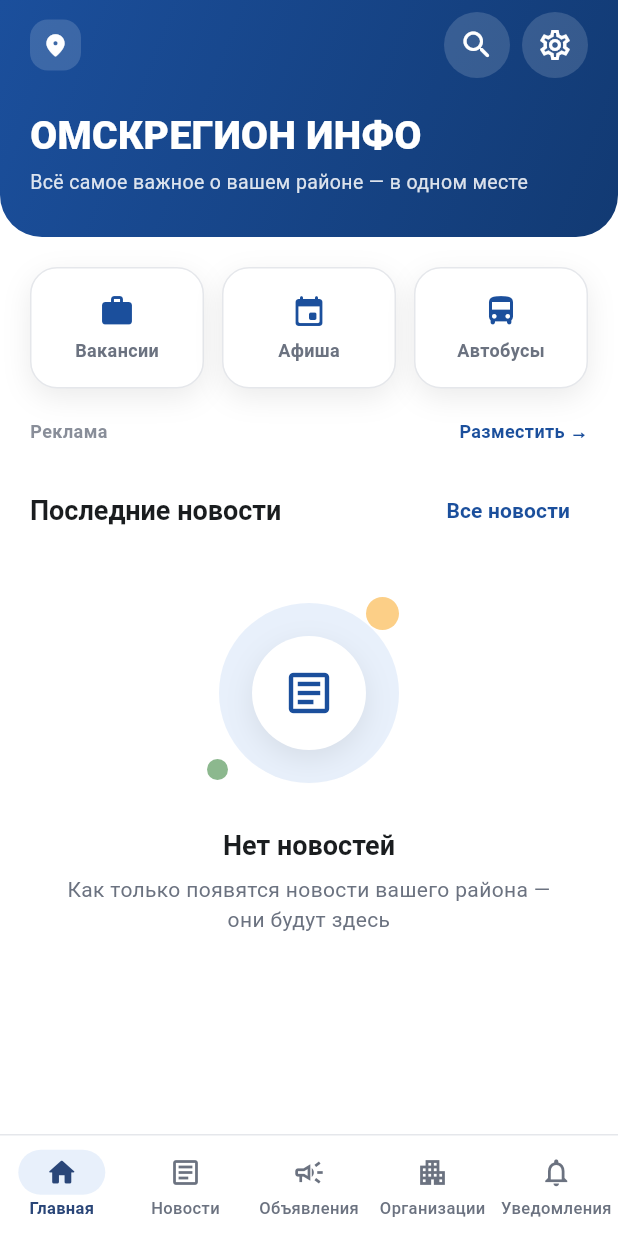
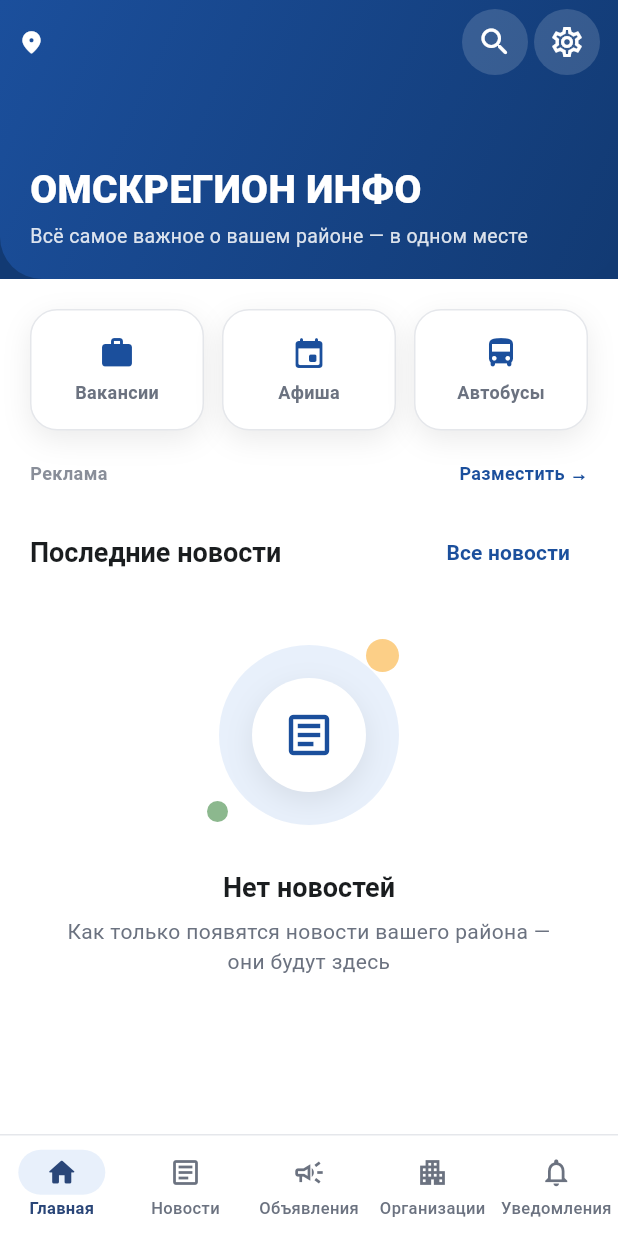
Before and after one commit to Ivan432123/omsk-region-info, a Flutter app: the HomeScreen screen opened by its route, on a phone screen of 412 x 824 dp. Run offline on Flutter 3.47's test engine with Material 3 defaults, Android fonts, the phone set to English and light mode, and no system bars; our stand-ins replace cached_network_image, cloud_firestore, equatable, firebase_core, firebase_messaging, flutter_riverpod and 6 more; accounts and stored records are empty.

Commit message:
feat: схлопывающаяся шапка Главной + поиск на экране Организаций
Шапка Главной переведена с Container на SliverAppBar(pinned): при
скролле вниз крупный баннер "ОМСКРЕГИОН ИНФО" схлопывается в тонкую
полосу, а район/поиск/настройки остаются на месте — постоянные
пользователи быстрее добираются до контента, не разглядывая всякий
раз брендинг.

На экране "Организации" не было входа в поиск (SearchScreen уже умеет
искать по организациям, но добраться до него можно было только через
Главную) — добавлена иконка поиска в AppBar, как на Главной/Новостях.

Co-Authored-By: Claude Sonnet 5 <noreply@anthropic.com>

```diff
--- a/lib/features/home/home_screen.dart
+++ b/lib/features/home/home_screen.dart
@@ -50,12 +50,10 @@ class HomeScreen extends ConsumerWidget {
             // гарантировано.
             physics: const AlwaysScrollableScrollPhysics(),
             slivers: [
-              SliverToBoxAdapter(
-                child: _HeroHeader(
+              _HeroHeader(
                 districtName: district.name ?? '',
                 onSearchTap: () => context.push('/search'),
                 onSettingsTap: () => context.push('/settings'),
-                ),
               ),
               SliverToBoxAdapter(
                 child: Padding(
@@ -523,6 +521,14 @@ class _HorizontalStripSkeleton extends StatelessWidget {
   }
 }
 
+/// Шапка Главной — теперь SliverAppBar, а не статичный блок: при скролле
+/// вниз крупный баннер (заголовок + подпись) сжимается в тонкую полосу,
+/// освобождая экран под реальный контент для тех, кто уже знает, что это
+/// за приложение и открывает его не первый раз. Район, поиск и настройки
+/// вынесены в title/actions самого SliverAppBar — они часть неподвижного
+/// тулбара и остаются на месте и в развёрнутом, и в свёрнутом виде
+/// (в отличие от "ОМСКРЕГИОН ИНФО" и подписи, которые живут только в
+/// flexibleSpace и исчезают при сворачивании).
 class _HeroHeader extends StatelessWidget {
   final String districtName;
   final VoidCallback onSearchTap;
@@ -536,37 +542,17 @@ class _HeroHeader extends StatelessWidget {
 
   @override
   Widget build(BuildContext context) {
-    return Container(
-      padding: const EdgeInsets.fromLTRB(20, 8, 20, 28),
-      decoration: const BoxDecoration(
-        gradient: LinearGradient(
-          begin: Alignment.topLeft,
-          end: Alignment.bottomRight,
-          colors: [AppTheme.primaryBlue, AppTheme.primaryBlueDark],
-        ),
-        borderRadius: BorderRadius.only(
-          bottomLeft: Radius.circular(28),
-          bottomRight: Radius.circular(28),
-        ),
-      ),
-      child: Column(
-        crossAxisAlignment: CrossAxisAlignment.start,
+    return SliverAppBar(
+      pinned: true,
+      expandedHeight: 186,
+      backgroundColor: AppTheme.primaryBlueDark,
+      elevation: 0,
+      automaticallyImplyLeading: false,
+      titleSpacing: 12,
+      title: Row(
         children: [
-          Row(
-            children: [
-              Expanded(
-                child: Row(
-                  children: [
-                    Container(
-                      padding: const EdgeInsets.all(8),
-                      decoration: BoxDecoration(
-                        color: Colors.white.withValues(alpha: 0.15),
-                        borderRadius: BorderRadius.circular(12),
-                      ),
-                      child: const Icon(Icons.location_on_rounded,
-                          color: Colors.white, size: 18),
-                    ),
-                    const SizedBox(width: 8),
+          const Icon(Icons.location_on_rounded, color: Colors.white, size: 18),
+          const SizedBox(width: 6),
           Expanded(
             child: Text(
               districtName,
@@ -581,12 +567,12 @@ class _HeroHeader extends StatelessWidget {
           ),
         ],
       ),
-              ),
-              const SizedBox(width: 8),
+      actions: [
         InkWell(
           onTap: onSearchTap,
           borderRadius: BorderRadius.circular(20),
           child: Container(
+            margin: const EdgeInsets.only(right: 4),
             padding: const EdgeInsets.all(10),
             decoration: BoxDecoration(
               color: Colors.white.withValues(alpha: 0.15),
@@ -595,23 +581,38 @@ class _HeroHeader extends StatelessWidget {
             child: const Icon(Icons.search_rounded, color: Colors.white),
           ),
         ),
-              const SizedBox(width: 8),
         InkWell(
           onTap: onSettingsTap,
           borderRadius: BorderRadius.circular(20),
           child: Container(
+            margin: const EdgeInsets.only(right: 12),
             padding: const EdgeInsets.all(10),
             decoration: BoxDecoration(
               color: Colors.white.withValues(alpha: 0.15),
               shape: BoxShape.circle,
             ),
-                  child:
-                      const Icon(Icons.settings_outlined, color: Colors.white),
+            child: const Icon(Icons.settings_outlined, color: Colors.white),
           ),
         ),
       ],
+      flexibleSpace: FlexibleSpaceBar(
+        background: Container(
+          decoration: const BoxDecoration(
+            gradient: LinearGradient(
+              begin: Alignment.topLeft,
+              end: Alignment.bottomRight,
+              colors: [AppTheme.primaryBlue, AppTheme.primaryBlueDark],
             ),
-          const SizedBox(height: 20),
+            borderRadius: BorderRadius.only(
+              bottomLeft: Radius.circular(28),
+              bottomRight: Radius.circular(28),
+            ),
+          ),
+          padding: const EdgeInsets.fromLTRB(20, kToolbarHeight + 16, 20, 20),
+          child: Column(
+            crossAxisAlignment: CrossAxisAlignment.start,
+            mainAxisAlignment: MainAxisAlignment.end,
+            children: [
               const Text(
                 'ОМСКРЕГИОН ИНФО',
                 style: TextStyle(
@@ -627,6 +628,8 @@ class _HeroHeader extends StatelessWidget {
                     color: Colors.white.withValues(alpha: 0.85), fontSize: 13),
               ),
             ],
+          ),
+        ),
       ),
     );
   }
```
Also changed, not shown: lib/features/organizations/organizations_list_screen.dart (+10 -0 lines). Lines whose indentation alone changed are shown as unchanged.
